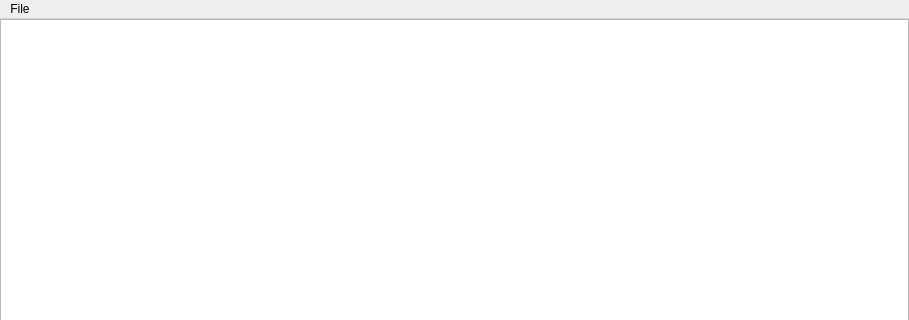
Qt form mainwindow.ui (J2xMurphy/BadTextManipulator) before a commit; both pictures show x 0 to 909 and y 0 to 320 of the 909 by 581 pixel window.
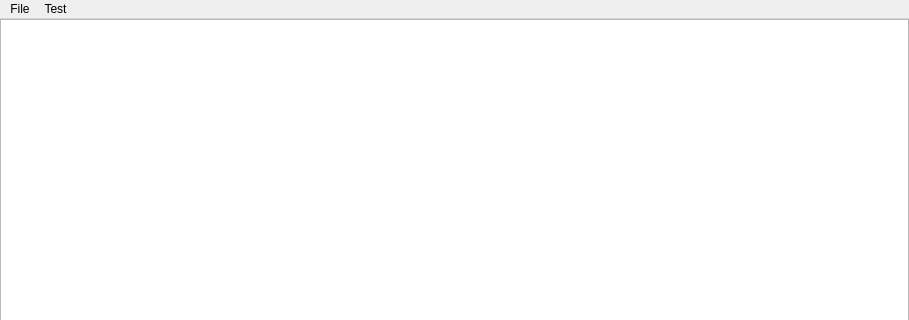
The same form after that commit.

Diff of the .ui file:
```diff
--- a/mainwindow.ui
+++ b/mainwindow.ui
@@ -80,7 +80,14 @@
     <addaction name="actionSave"/>
     <addaction name="actionSave_As"/>
    </widget>
+   <widget class="QMenu" name="menuTest">
+    <property name="title">
+     <string>Test</string>
+    </property>
+    <addaction name="actionFont_List"/>
+   </widget>
    <addaction name="menuFile"/>
+   <addaction name="menuTest"/>
   </widget>
   <widget class="QStatusBar" name="statusbar">
    <property name="acceptDrops">
```
Left out of the diff: 5 changed lines with no effect on the pictures.
